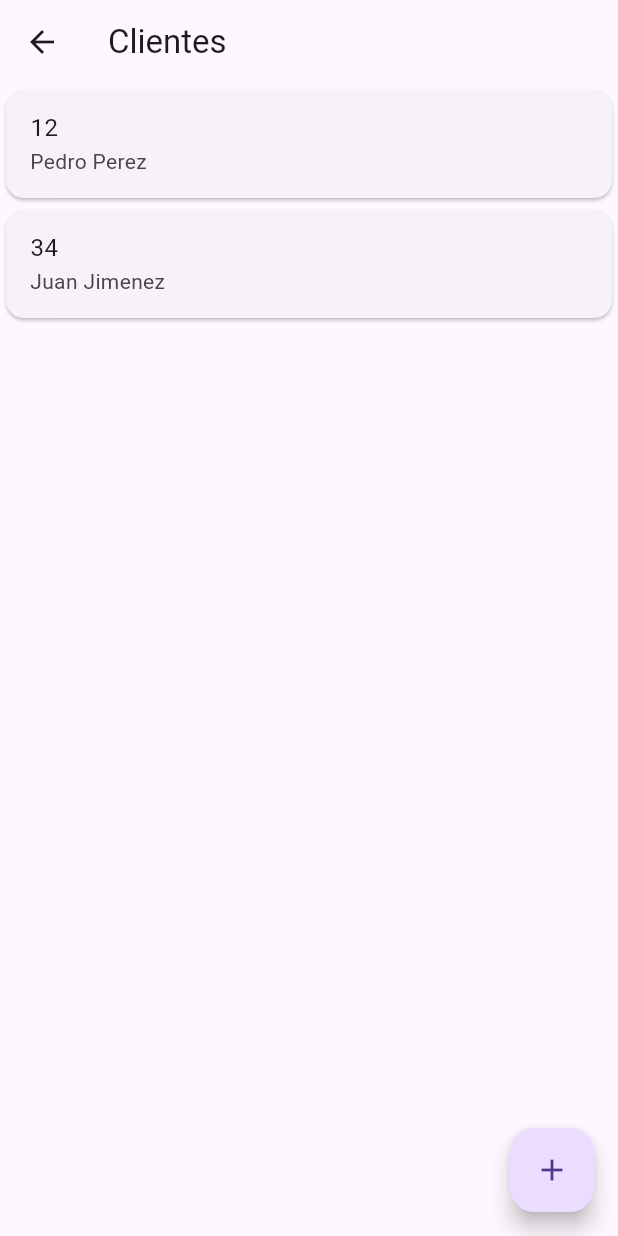
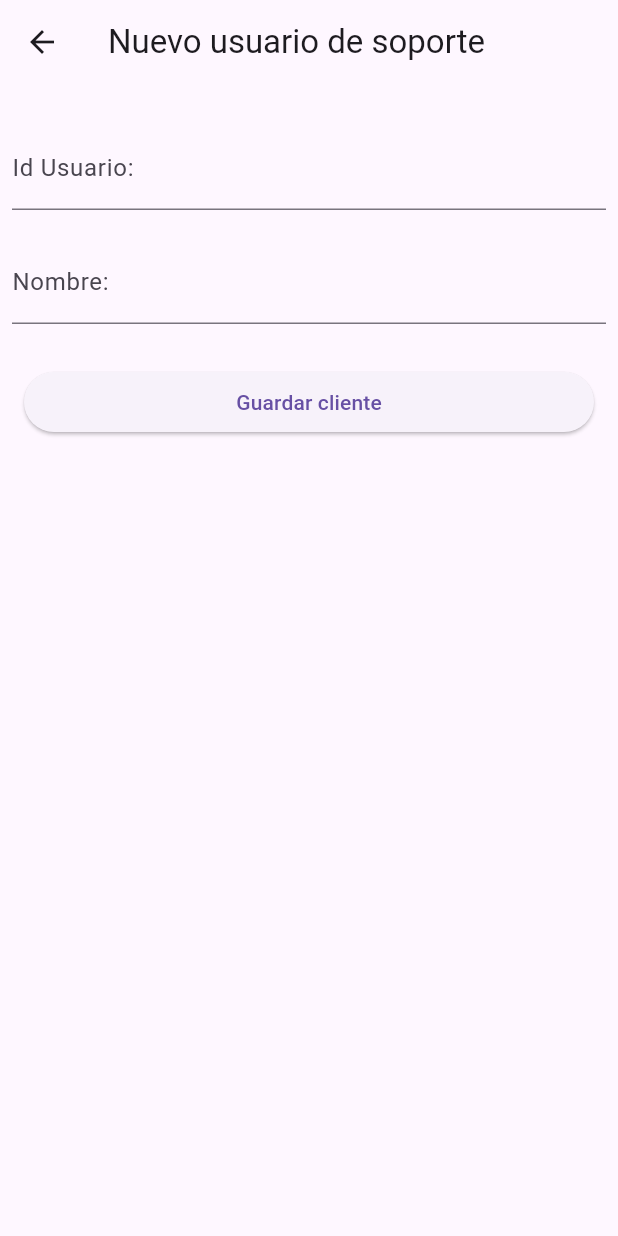
Before and after one commit to Sazumo203/Proyecto_En_Clase_Movil, a Flutter app: the ClientListUc screen opened directly, after a tap on the "add" icon, on a phone screen of 412 x 824 dp. Run offline on Flutter 3.47's test engine with Material 3 defaults, Android fonts, the phone set to English and light mode, and no system bars; our stand-ins replace get; missing offline and left inert: dart:html.

Commit message:
Finalización calificaciones y agregar clientes

```diff
--- a/proyecto_1/lib/domain/models/Reportes.dart
+++ b/proyecto_1/lib/domain/models/Reportes.dart
@@ -26,6 +26,7 @@ class Reporte {
 
   String get gtitle => title;
   String get gcreatorName => creatorName;
+  int get ggrade => grade;
 
   factory Reporte.fromJson(Map<String, dynamic> json) => Reporte(
       id: json["id"],
--- a/proyecto_1/lib/ui/pages/controllers/Client_controller.dart
+++ b/proyecto_1/lib/ui/pages/controllers/Client_controller.dart
@@ -31,7 +31,7 @@ class ClientController extends GetxController {
     //_reports.value = await userUseCase.getUsers();
   }
 
-  addUser(Cliente clt) async {
+  addcliente(Cliente clt) async {
     //await userUseCase.addReport(rep);
     _clients.value = [..._clients.value, clt];
     getClients();
--- /dev/null
+++ b/proyecto_1/lib/ui/pages/pages/add_client.dart
@@ -0,0 +1,81 @@
+import 'package:proyecto_1/domain/models/Clientes.dart';
+import 'package:proyecto_1/domain/models/Reportes.dart';
+import 'package:flutter/material.dart';
+import 'package:get/get.dart';
+import 'package:proyecto_1/domain/models/Usuarios.dart';
+import 'package:proyecto_1/ui/pages/controllers/Client_controller.dart';
+import 'package:proyecto_1/ui/pages/controllers/Report_controller.dart';
+import 'package:proyecto_1/ui/pages/controllers/User_controller.dart';
+import 'package:proyecto_1/ui/pages/controllers/login_controller.dart';
+
+class NewclientePage extends StatefulWidget {
+  const NewclientePage({Key? key}) : super(key: key);
+
+  @override
+  _NewUserPageState createState() => _NewUserPageState();
+}
+
+class _NewUserPageState extends State<NewclientePage> {
+  final controllerId = TextEditingController();
+  final controllerNombre = TextEditingController();
+  final controllerContrasena = TextEditingController();
+  final controllerCorreo = TextEditingController();
+
+  @override
+  Widget build(BuildContext context) {
+    ClientController clienteController = Get.find();
+
+    return Scaffold(
+      appBar: AppBar(
+        title: const Text('Nuevo usuario de soporte'),
+      ),
+      body: Padding(
+        padding: const EdgeInsets.all(8.0),
+        child: Column(
+          children: [
+            const SizedBox(
+              height: 20,
+            ),
+            TextField(
+                controller: controllerId,
+                decoration: const InputDecoration(
+                  labelText: 'Id Usuario: ',
+                )),
+            const SizedBox(
+              height: 20,
+            ),
+            TextField(
+                controller: controllerNombre,
+                decoration: const InputDecoration(
+                  labelText: 'Nombre: ',
+                )),
+            const SizedBox(
+              height: 20,
+            ),
+
+            Padding(
+              padding: const EdgeInsets.all(8.0),
+              child: Row(
+                mainAxisAlignment: MainAxisAlignment.end,
+                children: [
+                  Expanded(
+                      flex: 2,
+                      child: ElevatedButton(
+                          onPressed: () async {
+                            await clienteController.addcliente(Cliente(
+                              id: int.parse(controllerId.text),
+                              name: controllerNombre.text,
+
+                            ));
+                            Get.back();
+                          },
+                          child: const Text("Guardar cliente")))
+                ],
+              ),
+            )
+          ],
+        ),
+      ),
+    );
+  }
+}
--- a/proyecto_1/lib/ui/pages/pages/client_list_uc.dart
+++ b/proyecto_1/lib/ui/pages/pages/client_list_uc.dart
@@ -2,6 +2,7 @@ import 'package:flutter/material.dart';
 import 'package:get/get.dart';
 import 'package:proyecto_1/domain/models/Clientes.dart';
 import 'package:proyecto_1/ui/pages/controllers/Client_controller.dart';
+import 'package:proyecto_1/ui/pages/pages/add_client.dart';
 
 class ClientListUc extends StatefulWidget {
   const ClientListUc({super.key});
@@ -20,10 +21,9 @@ class _ClientListUc extends State<ClientListUc> {
       body: Center(child: _getXlistView()),
       floatingActionButton: FloatingActionButton(
         onPressed: () async {
-          //Get.to(
-          //  () => const NewReportPage(),
-          //  //arguments: [user, user.id]
-          //);
+          Get.to(
+            () => const NewclientePage(),
+          );
         },
         child: const Icon(Icons.add),
       ),
```
Also changed, not shown: proyecto_1/lib/ui/pages/controllers/Report_controller.dart (+15 -5 lines), proyecto_1/lib/ui/pages/pages/view_report_uc.dart (+11 -7 lines).
